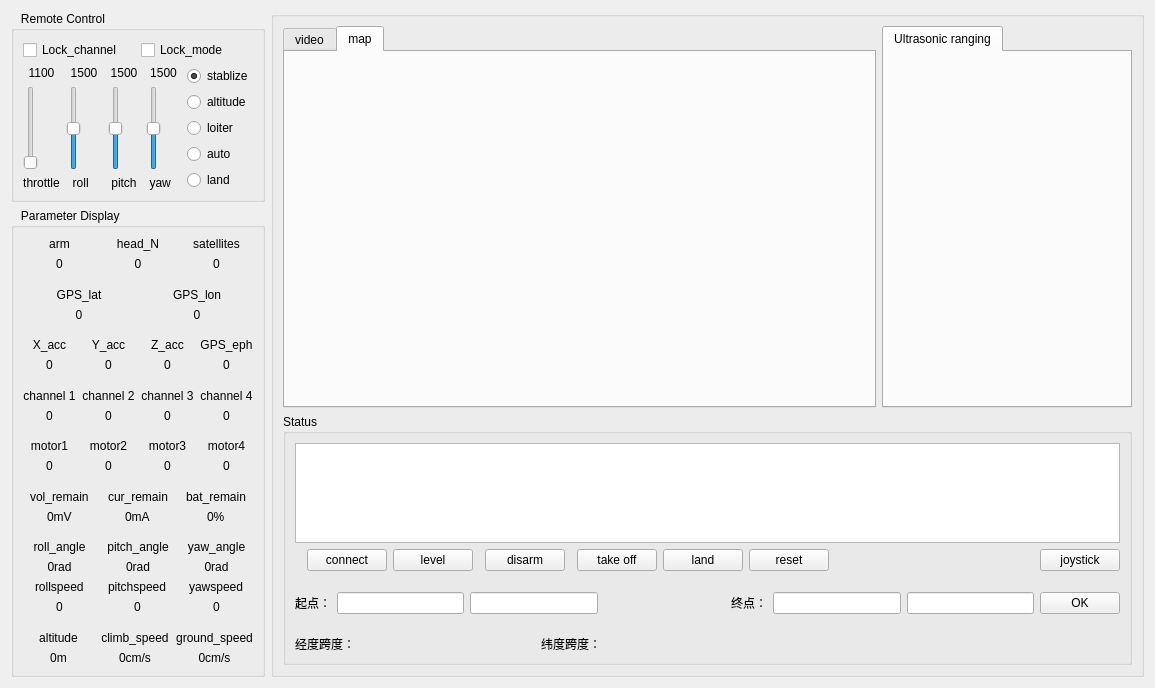
tangyuhao/Quadcopter, file GroundStation/main.ui: the form before one commit.
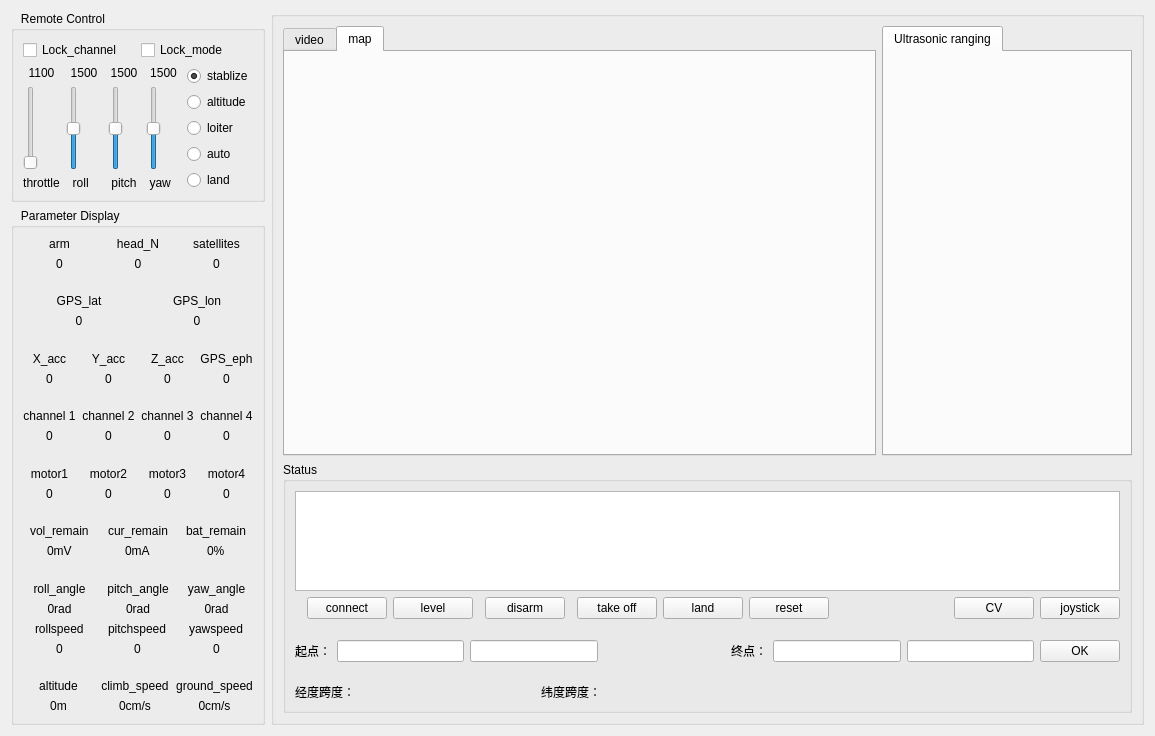
The form after the commit.

```diff
--- a/GroundStation/main.ui
+++ b/GroundStation/main.ui
@@ -7,7 +7,7 @@
     <x>0</x>
     <y>0</y>
     <width>1155</width>
-    <height>688</height>
+    <height>736</height>
    </rect>
   </property>
   <property name="windowTitle">
@@ -1127,14 +1127,27 @@
             <set>Qt::AlignLeading|Qt::AlignLeft|Qt::AlignTop</set>
            </property>
            <layout class="QGridLayout" name="gridLayout_2">
-            <item row="1" column="12">
+            <item row="1" column="11">
+             <spacer name="horizontalSpacer">
+              <property name="orientation">
+               <enum>Qt::Horizontal</enum>
+              </property>
+              <property name="sizeHint" stdset="0">
+               <size>
+                <width>40</width>
+                <height>20</height>
+               </size>
+              </property>
+             </spacer>
+            </item>
+            <item row="1" column="13">
              <widget class="QPushButton" name="pushButton_joystick">
               <property name="text">
                <string>joystick</string>
               </property>
              </widget>
             </item>
-            <item row="0" column="0" colspan="13">
+            <item row="0" column="0" colspan="14">
              <widget class="QTextBrowser" name="textBrowser">
               <property name="sizePolicy">
                <sizepolicy hsizetype="Expanding" vsizetype="Fixed">
@@ -1150,7 +1163,7 @@
               </property>
              </widget>
             </item>
-            <item row="2" column="0" colspan="13">
+            <item row="2" column="0" colspan="14">
              <layout class="QHBoxLayout" name="horizontalLayout_2">
               <item>
                <widget class="QLabel" name="label_15">
@@ -1300,6 +1313,13 @@
               </property>
              </widget>
             </item>
+            <item row="1" column="12">
+             <widget class="QPushButton" name="pushButton_CV">
+              <property name="text">
+               <string>CV</string>
+              </property>
+             </widget>
+            </item>
            </layout>
            <zorder>textBrowser</zorder>
            <zorder>pushButton_joystick</zorder>
```
Left out of the diff: 14 changed lines with no effect on the pictures.
